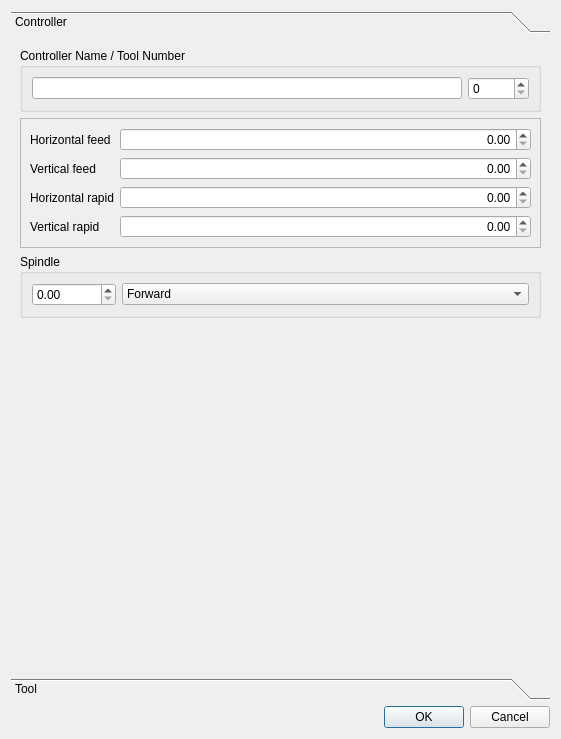
The window that src/Mod/CAM/Gui/Resources/panels/DlgToolControllerEdit.ui (southseact-3d/fcd) describes before a commit, drawn with Qt 5.
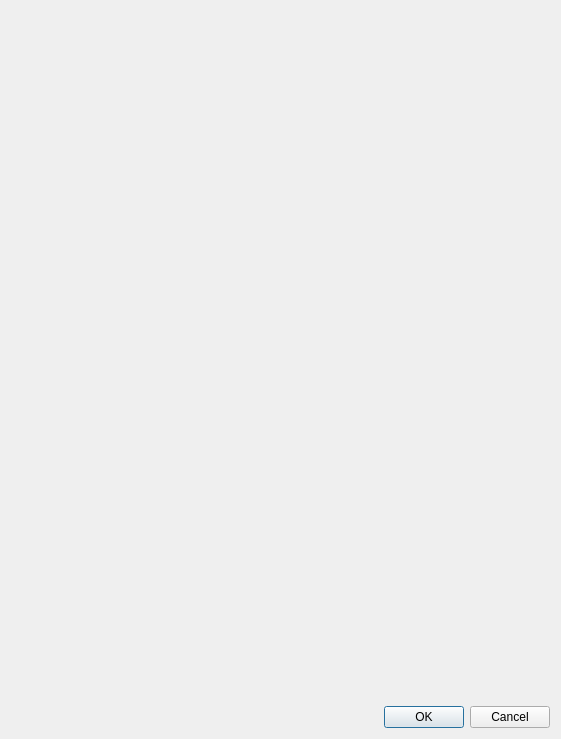
The same window after the commit. Custom widgets are drawn as their Qt base class.

Commit message: [CAM] Add UI elements for viewing and editing tool controller parameters from within the operation edit UI (#23180)

The edit to the form file:
```diff
--- a/src/Mod/CAM/Gui/Resources/panels/DlgToolControllerEdit.ui
+++ b/src/Mod/CAM/Gui/Resources/panels/DlgToolControllerEdit.ui
@@ -15,293 +15,8 @@
   </property>
   <layout class="QVBoxLayout" name="verticalLayout">
    <item>
-    <widget class="QToolBox" name="toolBox">
-     <widget class="QWidget" name="toolBoxPage1">
-      <property name="geometry">
-       <rect>
-        <x>0</x>
-        <y>0</y>
-        <width>543</width>
-        <height>638</height>
-       </rect>
-      </property>
-      <attribute name="label">
-       <string>Controller</string>
-      </attribute>
-      <layout class="QVBoxLayout" name="verticalLayout_2">
-       <item>
-        <widget class="QGroupBox" name="groupBox_4">
-         <property name="title">
-          <string>Controller Name / Tool Number</string>
-         </property>
-         <layout class="QHBoxLayout" name="horizontalLayout">
-          <item>
-           <widget class="QLineEdit" name="tcName">
-            <property name="readOnly">
-             <bool>false</bool>
-            </property>
-           </widget>
-          </item>
-          <item>
-           <widget class="QSpinBox" name="tcNumber">
-            <property name="maximum">
-             <number>99999</number>
-            </property>
-           </widget>
-          </item>
-         </layout>
-        </widget>
-       </item>
-       <item>
-        <widget class="QFrame" name="frame">
-         <property name="frameShape">
-          <enum>QFrame::StyledPanel</enum>
-         </property>
-         <property name="frameShadow">
-          <enum>QFrame::Raised</enum>
-         </property>
-         <layout class="QGridLayout" name="gridLayout">
-          <item row="0" column="0">
-           <widget class="QLabel" name="label">
-            <property name="text">
-             <string>Horizontal feed</string>
-            </property>
-           </widget>
-          </item>
-          <item row="0" column="1">
-           <widget class="Gui::QuantitySpinBox" name="horizFeed">
-            <property name="sizePolicy">
-             <sizepolicy hsizetype="MinimumExpanding" vsizetype="Fixed">
-              <horstretch>0</horstretch>
-              <verstretch>0</verstretch>
-             </sizepolicy>
-            </property>
-            <property name="alignment">
-             <set>Qt::AlignRight|Qt::AlignTrailing|Qt::AlignVCenter</set>
-            </property>
-            <property name="minimum">
-             <double>0.000000000000000</double>
-            </property>
-            <property name="maximum">
-             <double>9999999.000000000000000</double>
-            </property>
-            <property name="unit" stdset="0">
-             <string notr="true">mm/s</string>
-            </property>
-           </widget>
-          </item>
-          <item row="1" column="0">
-           <widget class="QLabel" name="label_2">
-            <property name="text">
-             <string>Vertical feed</string>
-            </property>
-           </widget>
-          </item>
-          <item row="1" column="1">
-           <widget class="Gui::QuantitySpinBox" name="vertFeed">
-            <property name="sizePolicy">
-             <sizepolicy hsizetype="MinimumExpanding" vsizetype="Fixed">
-              <horstretch>0</horstretch>
-              <verstretch>0</verstretch>
-             </sizepolicy>
-            </property>
-            <property name="alignment">
-             <set>Qt::AlignRight|Qt::AlignTrailing|Qt::AlignVCenter</set>
-            </property>
-            <property name="minimum">
-             <double>0.000000000000000</double>
-            </property>
-            <property name="maximum">
-             <double>9999999.000000000000000</double>
-            </property>
-            <property name="unit" stdset="0">
-             <string notr="true">mm/s</string>
-            </property>
-           </widget>
-          </item>
-          <item row="2" column="0">
-           <widget class="QLabel" name="label_5">
-            <property name="text">
-             <string>Horizontal rapid</string>
-            </property>
-           </widget>
-          </item>
-          <item row="2" column="1">
-           <widget class="Gui::QuantitySpinBox" name="horizRapid">
-            <property name="sizePolicy">
-             <sizepolicy hsizetype="MinimumExpanding" vsizetype="Fixed">
-              <horstretch>0</horstretch>
-              <verstretch>0</verstretch>
-             </sizepolicy>
-            </property>
-            <property name="alignment">
-             <set>Qt::AlignRight|Qt::AlignTrailing|Qt::AlignVCenter</set>
-            </property>
-            <property name="minimum">
-             <double>0.000000000000000</double>
-            </property>
-            <property name="maximum">
-             <double>9999999.000000000000000</double>
-            </property>
-            <property name="unit" stdset="0">
-             <string notr="true">mm/s</string>
-            </property>
-           </widget>
-          </item>
-          <item row="3" column="0">
-           <widget class="QLabel" name="label_4">
-            <property name="text">
-             <string>Vertical rapid</string>
-            </property>
-           </widget>
-          </item>
-          <item row="3" column="1">
-           <widget class="Gui::QuantitySpinBox" name="vertRapid">
-            <property name="sizePolicy">
-             <sizepolicy hsizetype="MinimumExpanding" vsizetype="Fixed">
-              <horstretch>0</horstretch>
-              <verstretch>0</verstretch>
-             </sizepolicy>
-            </property>
-            <property name="alignment">
-             <set>Qt::AlignRight|Qt::AlignTrailing|Qt::AlignVCenter</set>
-            </property>
-            <property name="minimum">
-             <double>0.000000000000000</double>
-            </property>
-            <property name="maximum">
-             <double>9999999.000000000000000</double>
-            </property>
-            <property name="unit" stdset="0">
-             <string notr="true">mm/s</string>
-            </property>
-           </widget>
-          </item>
-         </layout>
-        </widget>
-       </item>
-       <item>
-        <widget class="QGroupBox" name="groupBox_3">
-         <property name="title">
-          <string>Spindle</string>
-         </property>
-         <layout class="QFormLayout" name="formLayout_2">
-          <property name="fieldGrowthPolicy">
-           <enum>QFormLayout::AllNonFixedFieldsGrow</enum>
-          </property>
-          <item row="0" column="1">
-           <widget class="QComboBox" name="spindleDirection">
-            <item>
-             <property name="text">
-              <string>Forward</string>
-             </property>
-            </item>
-            <item>
-             <property name="text">
-              <string>Reverse</string>
-             </property>
-            </item>
-           </widget>
-          </item>
-          <item row="0" column="0">
-           <widget class="QDoubleSpinBox" name="spindleSpeed">
-            <property name="minimum">
-             <double>0.000000000000000</double>
-            </property>
-            <property name="maximum">
-             <double>100000.000000000000000</double>
-            </property>
-           </widget>
-          </item>
-         </layout>
-        </widget>
-       </item>
-       <item>
-        <spacer name="verticalSpacer">
-         <property name="orientation">
-          <enum>Qt::Vertical</enum>
-         </property>
-         <property name="sizeHint" stdset="0">
-          <size>
-           <width>20</width>
-           <height>40</height>
-          </size>
-         </property>
-        </spacer>
-       </item>
-      </layout>
-     </widget>
-     <widget class="QWidget" name="toolBoxPage2">
-      <property name="geometry">
-       <rect>
-        <x>0</x>
-        <y>0</y>
-        <width>543</width>
-        <height>638</height>
-       </rect>
-      </property>
-      <attribute name="label">
-       <string>Tool</string>
-      </attribute>
-      <layout class="QVBoxLayout" name="verticalLayout_3">
-       <item>
-        <widget class="QWidget" name="toolEditor">
-         <property name="sizePolicy">
-          <sizepolicy hsizetype="Preferred" vsizetype="Expanding">
-           <horstretch>0</horstretch>
-           <verstretch>0</verstretch>
-          </sizepolicy>
-         </property>
-         <layout class="QVBoxLayout" name="verticalLayout_4">
-          <property name="spacing">
-           <number>0</number>
-          </property>
-          <property name="leftMargin">
-           <number>0</number>
-          </property>
-          <property name="topMargin">
-           <number>0</number>
-          </property>
-          <property name="rightMargin">
-           <number>0</number>
-          </property>
-          <property name="bottomMargin">
-           <number>0</number>
-          </property>
-         </layout>
-        </widget>
-       </item>
-       <item>
-        <spacer name="verticalSpacer_2">
-         <property name="orientation">
-          <enum>Qt::Vertical</enum>
-         </property>
-         <property name="sizeHint" stdset="0">
-          <size>
-           <width>20</width>
-           <height>40</height>
-          </size>
-         </property>
-        </spacer>
-       </item>
-       <item>
-        <widget class="QLabel" name="label_14">
-         <property name="frameShape">
-          <enum>QFrame::WinPanel</enum>
-         </property>
-         <property name="text">
-          <string>Any modifications only affect this ToolController!</string>
-         </property>
-         <property name="alignment">
-          <set>Qt::AlignCenter</set>
-         </property>
-         <property name="wordWrap">
-          <bool>true</bool>
-         </property>
-        </widget>
-       </item>
-      </layout>
-     </widget>
+    <widget class="QWidget" name="toolBoxPage1">
+     <layout class="QVBoxLayout" name="tc_layout"/>
     </widget>
    </item>
    <item>
@@ -316,13 +31,6 @@
    </item>
   </layout>
  </widget>
- <customwidgets>
-  <customwidget>
-   <class>Gui::QuantitySpinBox</class>
-   <extends>QDoubleSpinBox</extends>
-   <header>Gui/QuantitySpinBox.h</header>
-  </customwidget>
- </customwidgets>
  <tabstops>
   <tabstop>tcName</tabstop>
   <tabstop>tcNumber</tabstop>
```
Left out of the diff: 8 changed lines with no effect on the pictures. The commit also changes 26 other files.
